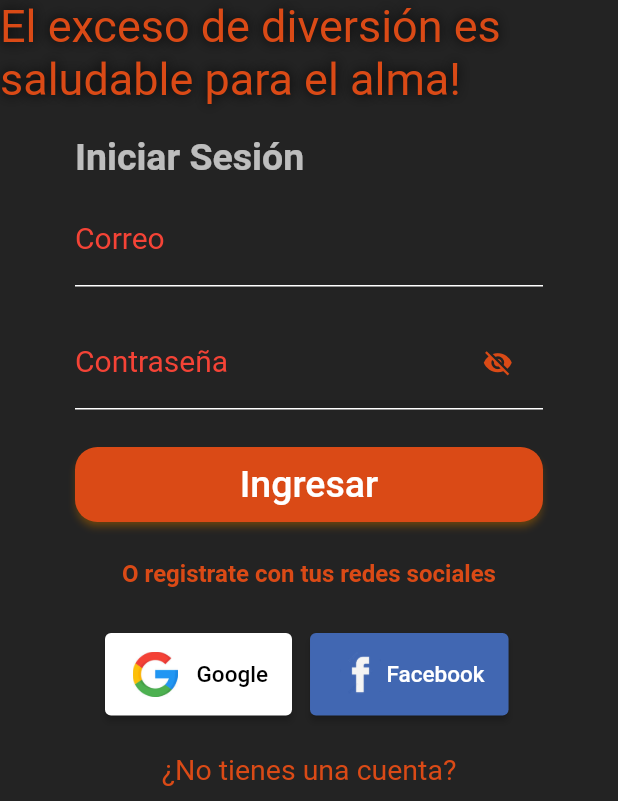
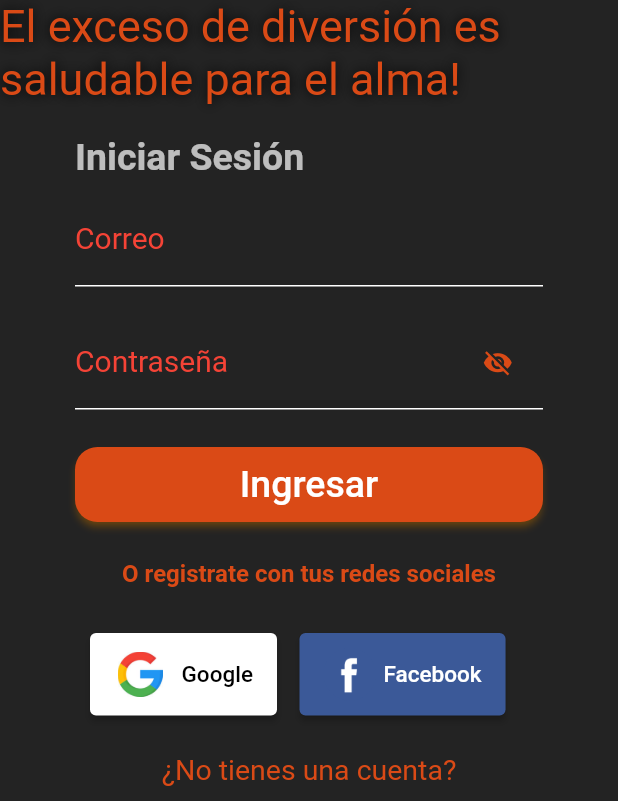
Before and after one commit to oscargaraydiaz/ParchelApp, a Flutter app: the screen it shows after launch, on a phone screen of 412 x 824 dp, the part 435-1236 px from its top. Run offline on Flutter 3.47's test engine with Material 2 defaults, Android fonts, the phone set to English and light mode, and no system bars; our stand-ins replace google_fonts; Roboto replaces fonts that are missing (Asap, Rambla).

Commit message:
feat (Login View): Login View Finished

```diff
--- a/lib/View/Login_Screen.dart
+++ b/lib/View/Login_Screen.dart
@@ -30,8 +30,11 @@ class _LoginScreenState extends State<LoginScreen> {
 
   Widget loginBody() {
     return GestureDetector(
-      onTap: (){
-
+      onTap: () {
+        final FocusScopeNode focus = FocusScope.of(context);
+        if (!focus.hasPrimaryFocus && focus.hasFocus) {
+          FocusManager.instance.primaryFocus?.unfocus();
+        }
       },
       child: SingleChildScrollView(
         child: Column(
@@ -91,6 +94,7 @@ class _LoginScreenState extends State<LoginScreen> {
                   Padding(
                     padding: const EdgeInsets.symmetric(vertical: 10),
                     child: TextFormField(
+                      textInputAction: TextInputAction.next,
                       cursorColor: Colors.white,
                       style: const TextStyle(color: Colors.white),
                       decoration: InputDecoration(
@@ -173,7 +177,7 @@ class _LoginScreenState extends State<LoginScreen> {
                     crossAxisAlignment: CrossAxisAlignment.center,
                     children: [
                       const SizedBox(
-                        width: 20,
+                        width: 10,
                       ),
                       ElevatedButton(
                         onPressed: () {},
@@ -200,13 +204,14 @@ class _LoginScreenState extends State<LoginScreen> {
                         ),
                       ),
                       const SizedBox(
-                        width: 12,
+                        width: 15,
                       ),
                       ElevatedButton(
                         onPressed: () {},
                         style: ElevatedButton.styleFrom(
                           backgroundColor:
-                              const Color.fromRGBO(65, 103, 178, 3),
+                              //rgb(59, 89, 152)
+                              const Color.fromRGBO(59, 89, 152, 3),
                           minimumSize: const Size(124, 55),
                         ),
                         child: Row(
@@ -214,7 +219,10 @@ class _LoginScreenState extends State<LoginScreen> {
                             const Image(
                               image: AssetImage('assets/face.png'),
                               width: 35,
-                              height: 30,
+                              height: 40,
+                            ),
+                            const SizedBox(
+                              width: 5,
                             ),
                             Text(
                               'Facebook',
```
Also changed, not shown: assets/face.png.
